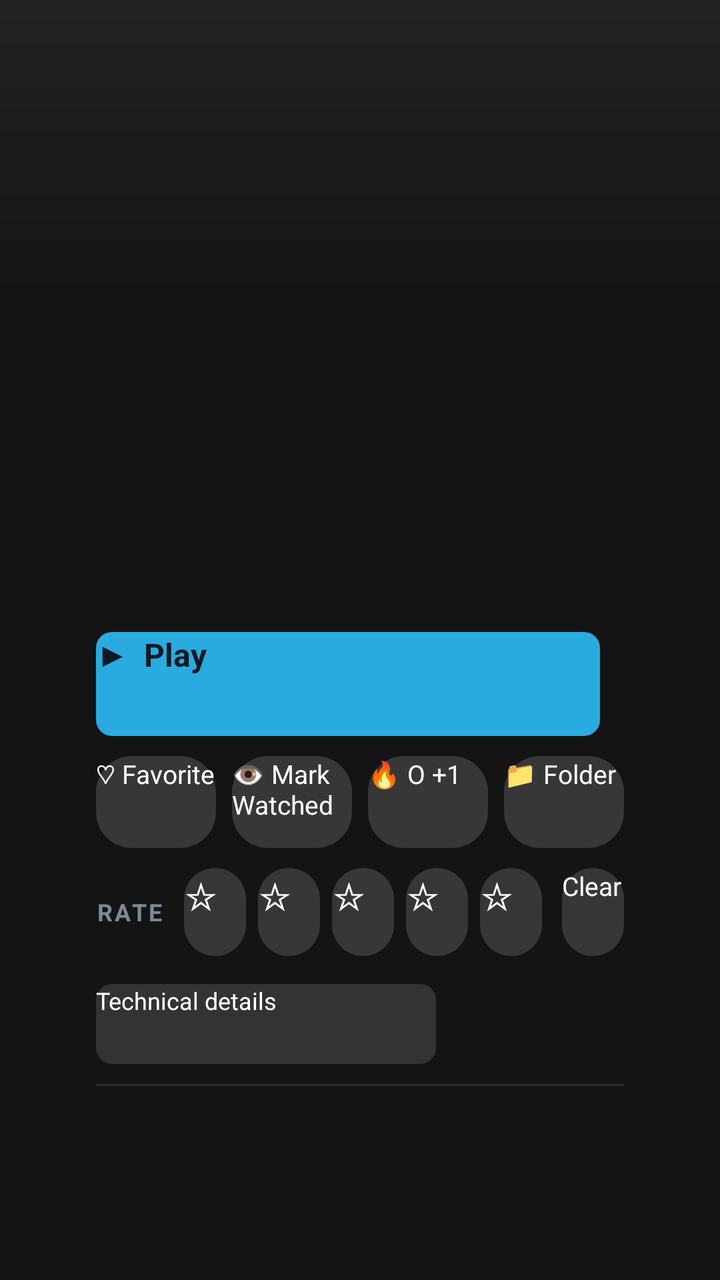
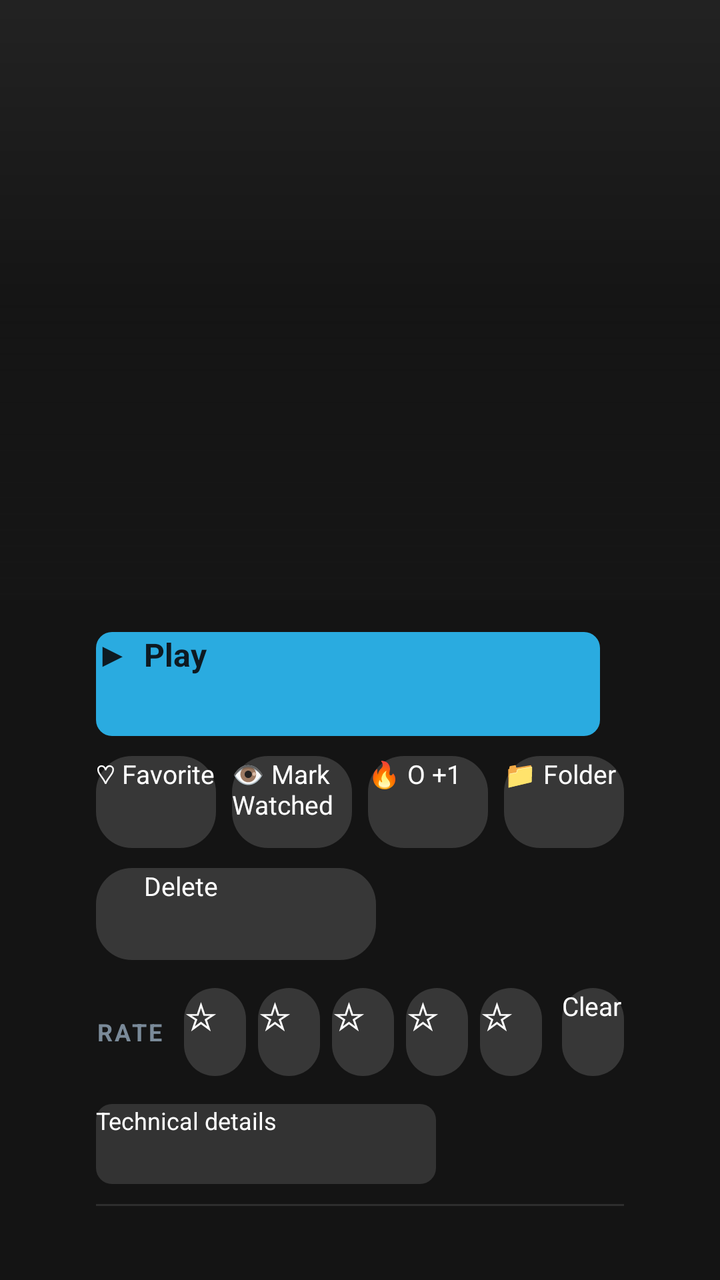

Two renders of the same Android screen: before a commit and after it. Below are the layout's source before the change and the commit's diff.
<!-- AndroidManifest.xml: activity theme Theme.Sinema.Details -->
<!-- res/layout/activity_scene_detail.xml -->
<?xml version="1.0" encoding="utf-8"?>
<FrameLayout xmlns:android="http://schemas.android.com/apk/res/android"
    android:layout_width="match_parent"
    android:layout_height="match_parent">

<ScrollView
    android:id="@+id/detail_scroll"
    android:layout_width="match_parent"
    android:layout_height="match_parent"
    android:background="#141414"
    android:clipToPadding="false"
    android:focusable="false"
    android:descendantFocusability="afterDescendants">

    <LinearLayout
        android:layout_width="match_parent"
        android:layout_height="wrap_content"
        android:orientation="vertical">

        
        <FrameLayout
            android:layout_width="match_parent"
            android:layout_height="@dimen/detail_hero_height">

            <ImageView
                android:id="@+id/detail_screenshot"
                android:layout_width="match_parent"
                android:layout_height="match_parent"
                android:scaleType="centerCrop"
                android:background="#222222"
                android:importantForAccessibility="no" />

            <View
                android:layout_width="match_parent"
                android:layout_height="match_parent"
                android:background="@drawable/hero_scrim"
                android:importantForAccessibility="no" />

            <LinearLayout
                android:layout_width="match_parent"
                android:layout_height="wrap_content"
                android:layout_gravity="bottom"
                android:orientation="vertical"
                android:paddingStart="48dp"
                android:paddingEnd="48dp"
                android:paddingBottom="18dp">

                <TextView
                    android:id="@+id/detail_title"
                    android:layout_width="match_parent"
                    android:layout_height="wrap_content"
                    android:ellipsize="end"
                    android:maxLines="2"
                    android:shadowColor="#CC000000"
                    android:shadowRadius="6"
                    android:textColor="@android:color/white"
                    android:textSize="30sp"
                    android:textStyle="bold" />

                <TextView
                    android:id="@+id/detail_subtitle"
                    android:layout_width="match_parent"
                    android:layout_height="wrap_content"
                    android:layout_marginTop="4dp"
                    android:ellipsize="end"
                    android:maxLines="1"
                    android:shadowColor="#CC000000"
                    android:shadowRadius="4"
                    android:textColor="#DDDDDD"
                    android:textSize="15sp" />
            </LinearLayout>
        </FrameLayout>

        
        <LinearLayout
            android:layout_width="match_parent"
            android:layout_height="wrap_content"
            android:orientation="vertical"
            android:paddingStart="48dp"
            android:paddingEnd="48dp"
            android:paddingTop="16dp">

            
            <LinearLayout
                android:layout_width="match_parent"
                android:layout_height="wrap_content"
                android:layout_marginBottom="10dp"
                android:orientation="horizontal">

                <Button
                    android:id="@+id/btn_play"
                    android:layout_width="0dp"
                    android:layout_height="52dp"
                    android:layout_marginEnd="12dp"
                    android:layout_weight="1"
                    android:background="@drawable/bg_primary_button"
                    android:focusable="true"
                    android:text="▶  Play"
                    android:textColor="#0E1A22"
                    android:textSize="16sp"
                    android:textStyle="bold" />

                <Button
                    android:id="@+id/btn_resume"
                    android:layout_width="0dp"
                    android:layout_height="52dp"
                    android:layout_weight="1"
                    android:background="@drawable/action_button_background"
                    android:focusable="true"
                    android:text="▶ Resume"
                    android:textColor="@android:color/white"
                    android:textSize="15sp"
                    android:visibility="gone" />
            </LinearLayout>

            
            <LinearLayout
                android:layout_width="match_parent"
                android:layout_height="wrap_content"
                android:layout_marginBottom="10dp"
                android:orientation="horizontal">

                <Button
                    android:id="@+id/btn_favorite"
                    android:layout_width="0dp"
                    android:layout_height="46dp"
                    android:layout_marginEnd="8dp"
                    android:layout_weight="1"
                    android:background="@drawable/bg_pill"
                    android:focusable="true"
                    android:text="♡ Favorite"
                    android:textColor="@android:color/white"
                    android:textSize="13sp" />

                <Button
                    android:id="@+id/btn_mark_watched"
                    android:layout_width="0dp"
                    android:layout_height="46dp"
                    android:layout_marginEnd="8dp"
                    android:layout_weight="1"
                    android:background="@drawable/bg_pill"
                    android:focusable="true"
                    android:text="👁️ Mark Watched"
                    android:textColor="@android:color/white"
                    android:textSize="13sp" />

                <Button
                    android:id="@+id/btn_o_count"
                    android:layout_width="0dp"
                    android:layout_height="46dp"
                    android:layout_marginEnd="8dp"
                    android:layout_weight="1"
                    android:background="@drawable/bg_pill"
                    android:focusable="true"
                    android:text="🔥 O +1"
                    android:textColor="@android:color/white"
                    android:textSize="13sp" />

                <Button
                    android:id="@+id/btn_folder"
                    android:layout_width="0dp"
                    android:layout_height="46dp"
                    android:layout_weight="1"
                    android:background="@drawable/bg_pill"
                    android:focusable="true"
                    android:text="📁 Folder"
                    android:textColor="@android:color/white"
                    android:textSize="13sp" />
            </LinearLayout>

            
            <LinearLayout
                android:layout_width="match_parent"
                android:layout_height="wrap_content"
                android:layout_marginBottom="14dp"
                android:gravity="center_vertical"
                android:orientation="horizontal">

                <TextView
                    android:layout_width="wrap_content"
                    android:layout_height="wrap_content"
                    android:layout_marginEnd="10dp"
                    android:text="RATE"
                    android:textAllCaps="true"
                    android:letterSpacing="0.1"
                    android:textColor="#7A8A99"
                    android:textSize="12sp"
                    android:textStyle="bold" />

                <Button
                    android:id="@+id/btn_star_1"
                    android:layout_width="0dp"
                    android:layout_height="44dp"
                    android:layout_marginEnd="6dp"
                    android:layout_weight="1"
                    android:background="@drawable/bg_pill"
                    android:focusable="true"
                    android:text="☆"
                    android:textColor="@android:color/white"
                    android:textSize="19sp" />

                <Button
                    android:id="@+id/btn_star_2"
                    android:layout_width="0dp"
                    android:layout_height="44dp"
                    android:layout_marginEnd="6dp"
                    android:layout_weight="1"
                    android:background="@drawable/bg_pill"
                    android:focusable="true"
                    android:text="☆"
                    android:textColor="@android:color/white"
                    android:textSize="19sp" />

                <Button
                    android:id="@+id/btn_star_3"
                    android:layout_width="0dp"
                    android:layout_height="44dp"
                    android:layout_marginEnd="6dp"
                    android:layout_weight="1"
                    android:background="@drawable/bg_pill"
                    android:focusable="true"
                    android:text="☆"
                    android:textColor="@android:color/white"
                    android:textSize="19sp" />

                <Button
                    android:id="@+id/btn_star_4"
                    android:layout_width="0dp"
                    android:layout_height="44dp"
                    android:layout_marginEnd="6dp"
                    android:layout_weight="1"
                    android:background="@drawable/bg_pill"
                    android:focusable="true"
                    android:text="☆"
                    android:textColor="@android:color/white"
                    android:textSize="19sp" />

                <Button
                    android:id="@+id/btn_star_5"
                    android:layout_width="0dp"
                    android:layout_height="44dp"
                    android:layout_marginEnd="10dp"
                    android:layout_weight="1"
                    android:background="@drawable/bg_pill"
                    android:focusable="true"
                    android:text="☆"
                    android:textColor="@android:color/white"
                    android:textSize="19sp" />

                <Button
                    android:id="@+id/btn_rating_clear"
                    android:layout_width="0dp"
                    android:layout_height="44dp"
                    android:layout_weight="1"
                    android:background="@drawable/bg_pill"
                    android:focusable="true"
                    android:text="Clear"
                    android:textColor="@android:color/white"
                    android:textSize="13sp" />
            </LinearLayout>

            <TextView
                android:id="@+id/detail_meta"
                android:layout_width="match_parent"
                android:layout_height="wrap_content"
                android:layout_marginBottom="6dp"
                android:textColor="#8FC7E8"
                android:textSize="14sp"
                android:visibility="gone" />

            <TextView
                android:id="@+id/detail_details"
                android:layout_width="match_parent"
                android:layout_height="wrap_content"
                android:layout_marginBottom="14dp"
                android:background="@drawable/bg_pill"
                android:ellipsize="end"
                android:focusable="true"
                android:maxLines="3"
                android:paddingStart="14dp"
                android:paddingEnd="14dp"
                android:paddingTop="10dp"
                android:paddingBottom="10dp"
                android:textColor="#CFCFCF"
                android:textSize="15sp"
                android:visibility="gone" />

            <HorizontalScrollView
                android:id="@+id/detail_tags_scroll"
                android:layout_width="match_parent"
                android:layout_height="wrap_content"
                android:layout_marginBottom="8dp"
                android:focusable="false"
                android:visibility="gone">

                <LinearLayout
                    android:id="@+id/detail_tags_row"
                    android:layout_width="wrap_content"
                    android:layout_height="wrap_content"
                    android:orientation="horizontal" />
            </HorizontalScrollView>

            <HorizontalScrollView
                android:id="@+id/detail_performers_scroll"
                android:layout_width="match_parent"
                android:layout_height="wrap_content"
                android:layout_marginBottom="10dp"
                android:focusable="false"
                android:visibility="gone">

                <LinearLayout
                    android:id="@+id/detail_performers_row"
                    android:layout_width="wrap_content"
                    android:layout_height="wrap_content"
                    android:orientation="horizontal" />
            </HorizontalScrollView>

            <Button
                android:id="@+id/btn_technical"
                android:layout_width="wrap_content"
                android:layout_height="40dp"
                android:layout_marginBottom="10dp"
                android:background="@drawable/action_button_background"
                android:focusable="true"
                android:minWidth="170dp"
                android:text="Technical details"
                android:textColor="@android:color/white"
                android:textSize="12sp" />

            <LinearLayout
                android:id="@+id/technical_container"
                android:layout_width="match_parent"
                android:layout_height="wrap_content"
                android:layout_marginBottom="14dp"
                android:orientation="vertical"
                android:visibility="gone">

                <TextView
                    android:id="@+id/detail_technical"
                    android:layout_width="match_parent"
                    android:layout_height="wrap_content"
                    android:layout_marginBottom="4dp"
                    android:textColor="#BBBBBB"
                    android:textSize="13sp" />

                <TextView
                    android:id="@+id/detail_filename"
                    android:layout_width="match_parent"
                    android:layout_height="wrap_content"
                    android:ellipsize="end"
                    android:maxLines="2"
                    android:textColor="#AAAAAA"
                    android:textSize="13sp" />

                <TextView
                    android:id="@+id/detail_path"
                    android:layout_width="match_parent"
                    android:layout_height="wrap_content"
                    android:layout_marginTop="4dp"
                    android:ellipsize="end"
                    android:maxLines="2"
                    android:textColor="#777777"
                    android:textSize="12sp" />
            </LinearLayout>

            <View
                android:layout_width="match_parent"
                android:layout_height="1dp"
                android:layout_marginBottom="14dp"
                android:background="#2E2E2E" />

            <TextView
                android:id="@+id/chapters_label"
                android:layout_width="wrap_content"
                android:layout_height="wrap_content"
                android:layout_marginBottom="10dp"
                android:text="Chapters"
                android:textAllCaps="true"
                android:letterSpacing="0.1"
                android:textColor="#7A8A99"
                android:textSize="12sp"
                android:textStyle="bold"
                android:visibility="gone" />

            <HorizontalScrollView
                android:id="@+id/chapters_scroll"
                android:layout_width="match_parent"
                android:layout_height="wrap_content"
                android:layout_marginBottom="16dp"
                android:focusable="false"
                android:visibility="gone">

                <LinearLayout
                    android:id="@+id/chapters_row"
                    android:layout_width="wrap_content"
                    android:layout_height="wrap_content"
                    android:orientation="horizontal" />
            </HorizontalScrollView>

            <TextView
                android:id="@+id/galleries_label"
                android:layout_width="wrap_content"
                android:layout_height="wrap_content"
                android:layout_marginBottom="8dp"
                android:text="Galleries"
                android:textAllCaps="true"
                android:letterSpacing="0.1"
                android:textColor="#7A8A99"
                android:textSize="12sp"
                android:textStyle="bold"
                android:visibility="gone" />

            <HorizontalScrollView
                android:id="@+id/galleries_scroll"
                android:layout_width="match_parent"
                android:layout_height="wrap_content"
                android:layout_marginBottom="16dp"
                android:focusable="false"
                android:visibility="gone">

                <LinearLayout
                    android:id="@+id/galleries_row"
                    android:layout_width="wrap_content"
                    android:layout_height="wrap_content"
                    android:orientation="horizontal" />
            </HorizontalScrollView>

            <TextView
                android:id="@+id/related_label"
                android:layout_width="wrap_content"
                android:layout_height="wrap_content"
                android:layout_marginBottom="10dp"
                android:text="More"
                android:textAllCaps="true"
                android:letterSpacing="0.1"
                android:textColor="#7A8A99"
                android:textSize="12sp"
                android:textStyle="bold"
                android:visibility="gone" />

            <HorizontalScrollView
                android:id="@+id/related_scroll"
                android:layout_width="match_parent"
                android:layout_height="wrap_content"
                android:focusable="false"
                android:visibility="gone">

                <LinearLayout
                    android:id="@+id/related_row"
                    android:layout_width="wrap_content"
                    android:layout_height="wrap_content"
                    android:orientation="horizontal" />
            </HorizontalScrollView>
        </LinearLayout>
    </LinearLayout>
</ScrollView>

<include layout="@layout/view_async_state" />
</FrameLayout>
<!-- res/layout/view_async_state.xml (included above) -->
<?xml version="1.0" encoding="utf-8"?>
<LinearLayout xmlns:android="http://schemas.android.com/apk/res/android"
    android:id="@+id/grid_state_overlay"
    android:layout_width="match_parent"
    android:layout_height="match_parent"
    android:background="#FF1B1B1B"
    android:gravity="center"
    android:orientation="vertical"
    android:padding="48dp"
    android:visibility="gone">

    <ProgressBar
        android:id="@+id/grid_state_progress"
        android:layout_width="48dp"
        android:layout_height="48dp" />

    <TextView
        android:id="@+id/grid_state_message"
        android:layout_width="wrap_content"
        android:layout_height="wrap_content"
        android:layout_marginTop="16dp"
        android:gravity="center"
        android:maxWidth="640dp"
        android:textColor="@android:color/white"
        android:textSize="18sp" />

    <Button
        android:id="@+id/grid_state_retry"
        android:layout_width="wrap_content"
        android:layout_height="48dp"
        android:layout_marginTop="20dp"
        android:background="@drawable/action_button_background"
        android:focusable="true"
        android:minWidth="160dp"
        android:text="@string/grid_retry"
        android:textColor="@android:color/white" />
</LinearLayout>
<!-- resources referenced by this layout -->
<resources>
  <dimen name="detail_hero_height">300dp</dimen>
  <!-- drawable action_button_background (drawable) -->
  <?xml version="1.0" encoding="utf-8"?>
  <selector xmlns:android="http://schemas.android.com/apk/res/android">
      <item android:state_focused="true">
          <shape android:shape="rectangle">
              <solid android:color="#2AABE0" />
              <corners android:radius="8dp" />
          </shape>
      </item>
      <item>
          <shape android:shape="rectangle">
              <solid android:color="#FF333333" />
              <corners android:radius="8dp" />
          </shape>
      </item>
  </selector>
  <!-- drawable bg_pill (drawable) -->
  <?xml version="1.0" encoding="utf-8"?>
  <selector xmlns:android="http://schemas.android.com/apk/res/android">
      <item android:state_focused="true">
          <shape>
              <corners android:radius="18dp" />
              <solid android:color="#332AABE0" />
              <stroke android:width="2dp" android:color="#2AABE0" />
          </shape>
      </item>
      <item>
          <shape>
              <corners android:radius="18dp" />
              <solid android:color="#26FFFFFF" />
          </shape>
      </item>
  </selector>
  <!-- drawable bg_primary_button (drawable) -->
  <?xml version="1.0" encoding="utf-8"?>
  <selector xmlns:android="http://schemas.android.com/apk/res/android">
      <item android:state_focused="true">
          <shape>
              <corners android:radius="8dp" />
              <solid android:color="#7FD8FF" />
          </shape>
      </item>
      <item>
          <shape>
              <corners android:radius="8dp" />
              <solid android:color="#2AABE0" />
          </shape>
      </item>
  </selector>
  <!-- drawable hero_scrim (drawable) -->
  <?xml version="1.0" encoding="utf-8"?>
  <shape xmlns:android="http://schemas.android.com/apk/res/android">
      <gradient
          android:angle="270"
          android:startColor="#00000000"
          android:centerColor="#66000000"
          android:endColor="#F2141414" />
  </shape>
  <string name="grid_retry">Retry</string>
  <style name="Theme.Sinema.Details" parent="@style/Theme.Leanback.Details">
          <item name="android:windowBackground">#FF1B1B1B</item>
          <item name="android:colorBackground">#FF1B1B1B</item>
          <item name="detailsActionButtonStyle">@style/Widget.Leanback.DetailsActionButtonStyle.Custom</item>
      </style>
  <style name="Widget.Leanback.DetailsActionButtonStyle.Custom" parent="Widget.Leanback.DetailsActionButtonStyle">
          <item name="android:background">@drawable/action_button_background</item>
          <item name="android:textColor">@android:color/white</item>
          <item name="android:focusable">true</item>
          <item name="android:focusableInTouchMode">true</item>
      </style>
</resources>

<!-- the commit's change to res/layout/activity_scene_detail.xml (unified diff, before → after) -->
@@ -167,6 +167,20 @@
                     android:textColor="@android:color/white"
                     android:textSize="13sp" />
             </LinearLayout>
+
+            <Button
+                android:id="@+id/btn_delete"
+                android:layout_width="wrap_content"
+                android:layout_height="46dp"
+                android:layout_marginBottom="14dp"
+                android:background="@drawable/bg_pill"
+                android:focusable="true"
+                android:minWidth="140dp"
+                android:paddingStart="24dp"
+                android:paddingEnd="24dp"
+                android:text="Delete"
+                android:textColor="@android:color/white"
+                android:textSize="13sp" />
 
             
             <LinearLayout
